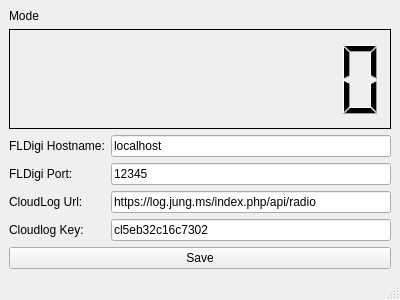
myzinsky/CloudLogCatQt, file cloudlogcatmacos.ui: the form before one commit.
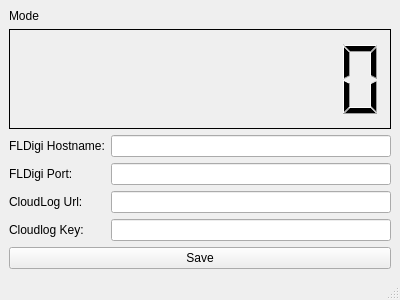
The form after the commit.

```diff
--- a/cloudlogcatmacos.ui
+++ b/cloudlogcatmacos.ui
@@ -96,7 +96,7 @@
          </sizepolicy>
         </property>
         <property name="text">
-         <string>localhost</string>
+         <string/>
         </property>
        </widget>
       </item>
@@ -116,7 +116,7 @@
       <item row="1" column="1">
        <widget class="QLineEdit" name="FLDigiPort">
         <property name="text">
-         <string>12345</string>
+         <string/>
         </property>
        </widget>
       </item>
@@ -136,7 +136,7 @@
       <item row="2" column="1">
        <widget class="QLineEdit" name="cloudLogUrl">
         <property name="text">
-         <string>https://log.jung.ms/index.php/api/radio</string>
+         <string/>
         </property>
        </widget>
       </item>
@@ -162,7 +162,7 @@
       <item row="3" column="1">
        <widget class="QLineEdit" name="cloudLogKey">
         <property name="text">
-         <string>cl5eb32c16c7302</string>
+         <string/>
         </property>
        </widget>
       </item>
```
